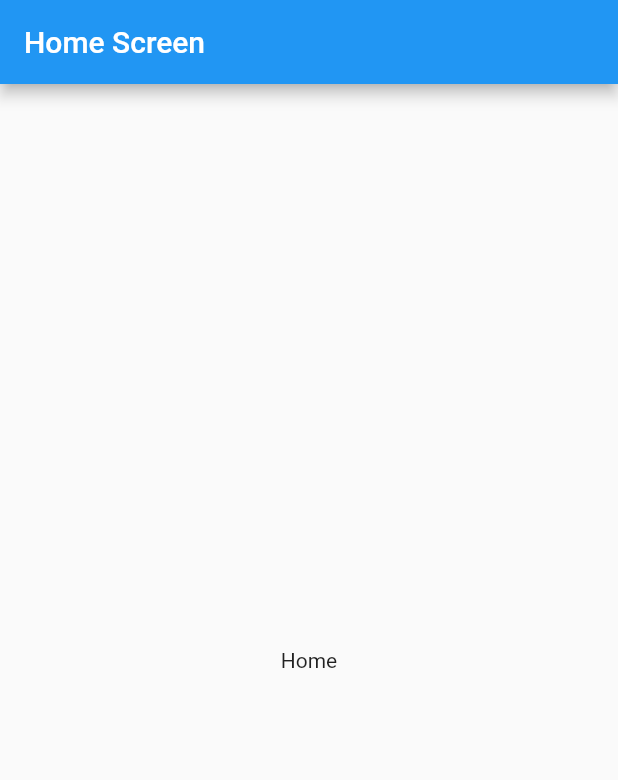
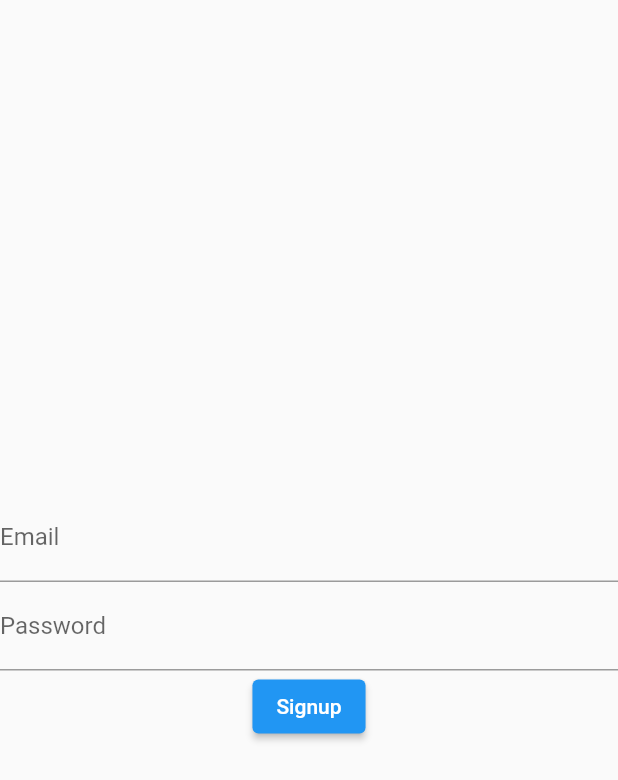
Before and after one commit to KidNeKit/Sportify, a Flutter app: the screen it shows after launch, on a phone screen of 412 x 824 dp. Shown: the top 780 px of the screen. Run offline on Flutter 3.47's test engine with Material 2 defaults, Android fonts, the phone set to English and light mode, and no system bars; our stand-ins replace firebase_core; accounts and stored records are empty.

Commit message:
Added router and registration screen

```diff
--- /dev/null
+++ b/lib/config/app_router.dart
@@ -0,0 +1,16 @@
+import 'package:flutter/material.dart';
+import 'package:sportify/view/screens/home_screen.dart';
+import 'package:sportify/view/screens/registration_screen.dart';
+
+class AppRouter {
+  Route? onGenerateRoute(RouteSettings settings) {
+    switch (settings.name) {
+      case '/':
+        return MaterialPageRoute(builder: (ctx) => const HomeScreen());
+      case RegistrationScreen.routeName:
+        return MaterialPageRoute(builder: (ctx) => const RegistrationScreen());
+      default:
+        return null;
+    }
+  }
+}
--- a/lib/main.dart
+++ b/lib/main.dart
@@ -1,5 +1,7 @@
 import 'package:flutter/material.dart';
 import 'package:firebase_core/firebase_core.dart';
+import 'package:sportify/config/app_router.dart';
+import 'package:sportify/view/screens/registration_screen.dart';
 
 import 'view/screens/home_screen.dart';
 
@@ -7,16 +9,18 @@ void main() async {
   WidgetsFlutterBinding.ensureInitialized();
   await Firebase.initializeApp();
 
-  runApp(const MyApp());
+  runApp(MyApp());
 }
 
 class MyApp extends StatelessWidget {
-  const MyApp({super.key});
+  final AppRouter _appRouter = AppRouter();
+  MyApp({super.key});
 
   @override
   Widget build(BuildContext context) {
-    return const MaterialApp(
-      home: HomeScreen(),
+    return MaterialApp(
+      onGenerateRoute: _appRouter.onGenerateRoute,
+      initialRoute: RegistrationScreen.routeName,
     );
   }
 }
--- /dev/null
+++ b/lib/view/screens/registration_screen.dart
@@ -0,0 +1,33 @@
+import 'package:flutter/material.dart';
+
+class RegistrationScreen extends StatelessWidget {
+  static const routeName = '/registration';
+  const RegistrationScreen({super.key});
+
+  @override
+  Widget build(BuildContext context) {
+    return Scaffold(
+      body: Column(
+        mainAxisAlignment: MainAxisAlignment.center,
+        children: [
+          TextField(
+            decoration: const InputDecoration(
+              labelText: 'Email',
+            ),
+            onChanged: (value) {},
+          ),
+          TextField(
+            decoration: const InputDecoration(
+              labelText: 'Password',
+            ),
+            onChanged: (value) {},
+          ),
+          ElevatedButton(
+            onPressed: () {},
+            child: const Text('Signup'),
+          ),
+        ],
+      ),
+    );
+  }
+}
```
